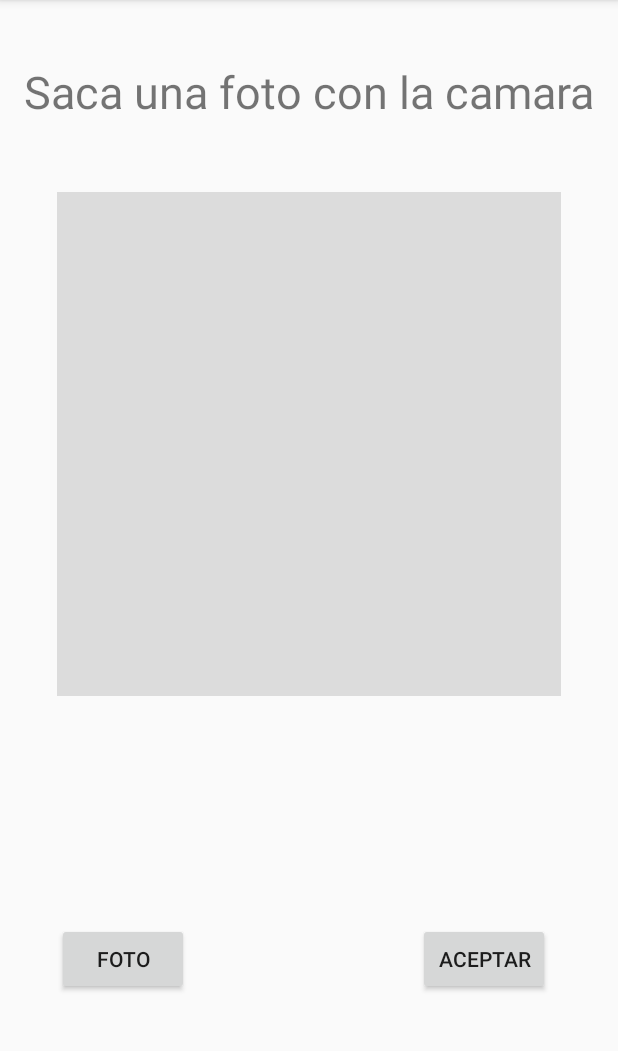
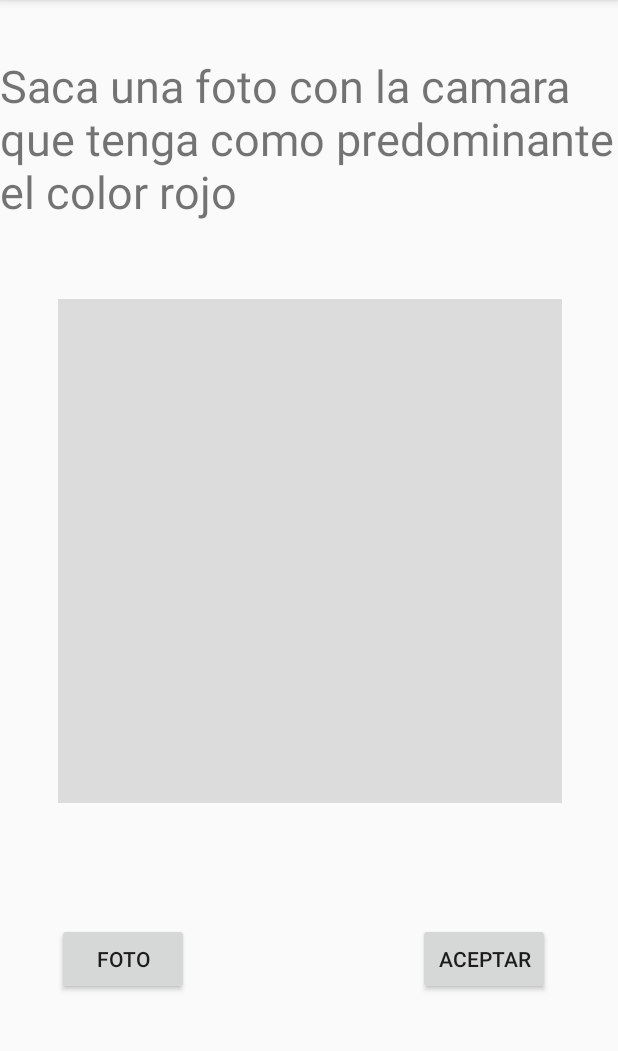
Before and after one commit to igonzaleziglesias/ProyectoAndroid, an Android app: the Reto2 screen opened directly, with no data from a screen before it, on a phone screen of 412 x 824 dp, the part 84-1135 px from its top. Run offline under Robolectric (Android 15) with nearby library versions, the phone set to English and light mode, and no system bars.

Commit message:
añadiendo ccontrol de color en la camara

```diff
--- a/app/src/main/res/layout/activity_reto2.xml
+++ b/app/src/main/res/layout/activity_reto2.xml
@@ -10,7 +10,7 @@
         android:id="@+id/pregunta2"
         android:layout_width="wrap_content"
         android:layout_height="wrap_content"
-        android:text="@string/saca_una_foto_con_la_camara"
+        android:text="@string/saca_una_foto_con_la_camara_que_tenga_como_predominante_el_color_rojo"
         android:textSize="30sp"
         app:layout_constraintBottom_toBottomOf="parent"
         app:layout_constraintEnd_toEndOf="parent"
@@ -23,14 +23,14 @@
         android:id="@+id/imagen"
         android:layout_width="336dp"
         android:layout_height="345dp"
+        android:contentDescription="@string/todo"
         app:layout_constraintBottom_toBottomOf="parent"
         app:layout_constraintEnd_toEndOf="parent"
-        app:layout_constraintHorizontal_bias="0.5"
+        app:layout_constraintHorizontal_bias="0.506"
         app:layout_constraintStart_toStartOf="parent"
         app:layout_constraintTop_toTopOf="parent"
-        app:layout_constraintVertical_bias="0.292"
-        app:srcCompat="?attr/dividerHorizontal"
-        android:contentDescription="@string/todo" />
+        app:layout_constraintVertical_bias="0.461"
+        app:srcCompat="?attr/dividerHorizontal" />
 
     <Button
         android:id="@+id/foto"
--- a/app/src/main/res/values/strings.xml
+++ b/app/src/main/res/values/strings.xml
@@ -24,4 +24,5 @@
     <string name="resultado">RESULTADO</string>
     <string name="volver_a_intentar">Volver a intentar</string>
     <string name="elige_la_opcion_correcta">Elige la opcion correcta</string>
+    <string name="saca_una_foto_con_la_camara_que_tenga_como_predominante_el_color_rojo">Saca una foto con la camara que tenga como predominante el color rojo</string>
 </resources>
```
Also changed, not shown: app/src/main/java/com/dam2/proyecto/MainActivity.kt (+9 -0 lines), app/src/main/java/com/dam2/proyecto/Reto2.kt (+24 -1 lines).
